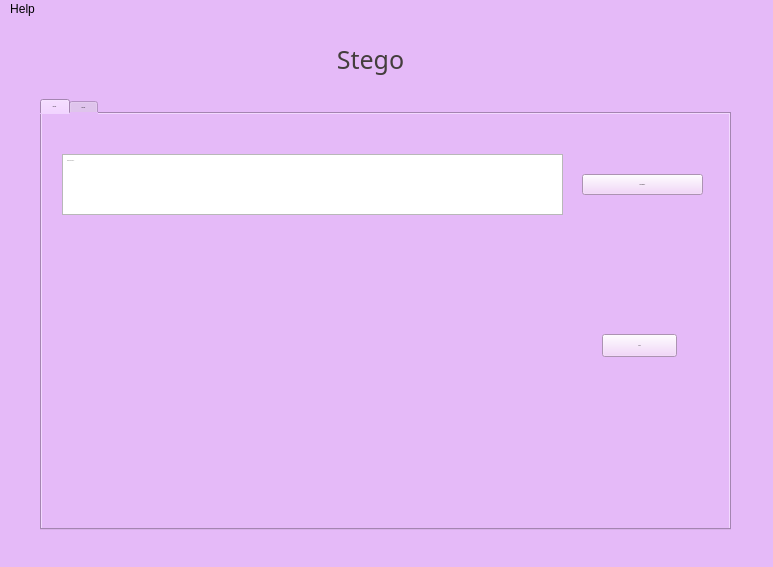
Old version of the form stegoTool/stegoGUI.ui in the repository Izzyamarice/steganographyTool.
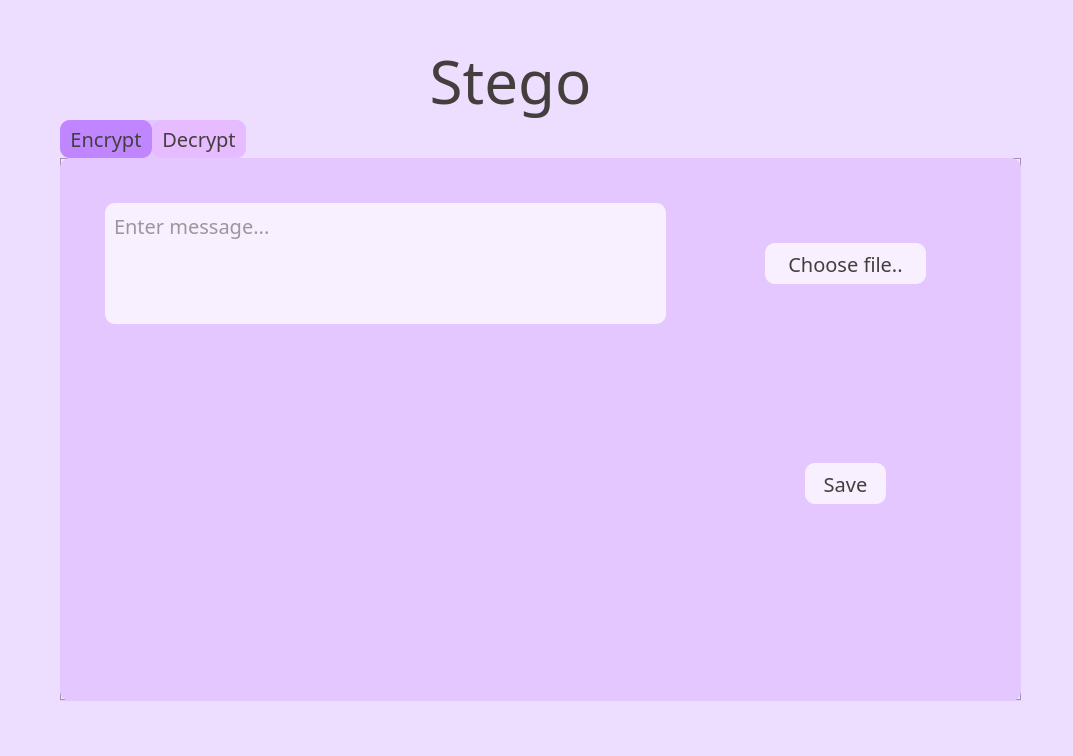
New version of the form.

Commit message:
Styling + resizing
Updated styling to better reflect the initial idea and made the window size larger

What changed in the file:
```diff
--- a/stegoTool/stegoGUI.ui
+++ b/stegoTool/stegoGUI.ui
@@ -6,10 +6,22 @@
    <rect>
     <x>0</x>
     <y>0</y>
-    <width>773</width>
-    <height>567</height>
+    <width>1073</width>
+    <height>756</height>
    </rect>
   </property>
+  <property name="sizePolicy">
+   <sizepolicy hsizetype="Expanding" vsizetype="Expanding">
+    <horstretch>0</horstretch>
+    <verstretch>0</verstretch>
+   </sizepolicy>
+  </property>
+  <property name="maximumSize">
+   <size>
+    <width>16777215</width>
+    <height>16777215</height>
+   </size>
+  </property>
   <property name="cursor">
    <cursorShape>ArrowCursor</cursorShape>
   </property>
@@ -17,18 +29,26 @@
    <string>Stego</string>
   </property>
   <property name="styleSheet">
-   <string notr="true">background-color:rgb(229, 186, 248);</string>
+   <string notr="true">
+background: rgb(237, 221, 255);
+</string>
   </property>
   <widget class="QWidget" name="centralwidget">
    <widget class="QTabWidget" name="tabWidget">
     <property name="geometry">
      <rect>
-      <x>40</x>
-      <y>80</y>
-      <width>691</width>
-      <height>431</height>
+      <x>60</x>
+      <y>120</y>
+      <width>961</width>
+      <height>581</height>
      </rect>
     </property>
+    <property name="sizePolicy">
+     <sizepolicy hsizetype="Preferred" vsizetype="Preferred">
+      <horstretch>0</horstretch>
+      <verstretch>0</verstretch>
+     </sizepolicy>
+    </property>
     <property name="font">
      <font>
       <family>Eras Medium ITC</family>
@@ -39,20 +59,55 @@
      </font>
     </property>
     <property name="cursor">
-     <cursorShape>OpenHandCursor</cursorShape>
+     <cursorShape>ArrowCursor</cursorShape>
+    </property>
+    <property name="autoFillBackground">
+     <bool>false</bool>
     </property>
     <property name="styleSheet">
-     <string notr="true">background-color: #C19CD1;
-font: 15px;
-color: #443e3d;
-border: #C19CD1;
-QTabBar::tab {
-       background-color: #C19CD1; 
-   }</string>
+     <string notr="true">QWidget{
+    background: rgb(229, 199, 255);
+	font: 20px;
+	color: #443e3d;
+	margin: rgba(0,0,0,0);
+	border:rgba(0,0,0,0);
+	border-radius: 10px;
+	padding: 5px;
+}
+QTabBar::tab{
+		background:rgb(230, 187, 255);
+		padding-right: 10px;
+		padding-left: 10px;
+		border-radius: 10px;
+}
+QTabBar::tab::selected{
+		background:rgb(191, 134, 255);
+		padding: 5px;
+		padding-right: 10px;
+		padding-left: 10px;
+		border-radius: 10px;
+}
+
+</string>
+    </property>
+    <property name="tabShape">
+     <enum>QTabWidget::Rounded</enum>
     </property>
     <property name="currentIndex">
      <number>0</number>
     </property>
+    <property name="documentMode">
+     <bool>false</bool>
+    </property>
+    <property name="tabsClosable">
+     <bool>false</bool>
+    </property>
+    <property name="movable">
+     <bool>false</bool>
+    </property>
+    <property name="tabBarAutoHide">
+     <bool>false</bool>
+    </property>
     <widget class="QWidget" name="Encrypt">
      <property name="cursor">
       <cursorShape>OpenHandCursor</cursorShape>
@@ -63,10 +118,10 @@
      <widget class="QTextEdit" name="userTextToInsert">
       <property name="geometry">
        <rect>
-        <x>20</x>
+        <x>40</x>
         <y>40</y>
-        <width>501</width>
-        <height>61</height>
+        <width>561</width>
+        <height>121</height>
        </rect>
       </property>
       <property name="font">
@@ -79,7 +134,7 @@
        </font>
       </property>
       <property name="styleSheet">
-       <string notr="true">background-color:rgb(rgb(245, 232, 254));</string>
+       <string notr="true">background-color: rgb(248, 239, 255);</string>
       </property>
       <property name="markdown">
        <string/>
@@ -88,7 +143,7 @@
        <string>&lt;!DOCTYPE HTML PUBLIC &quot;-//W3C//DTD HTML 4.0//EN&quot; &quot;http://www.w3.org/TR/REC-html40/strict.dtd&quot;&gt;
 &lt;html&gt;&lt;head&gt;&lt;meta name=&quot;qrichtext&quot; content=&quot;1&quot; /&gt;&lt;style type=&quot;text/css&quot;&gt;
 p, li { white-space: pre-wrap; }
-&lt;/style&gt;&lt;/head&gt;&lt;body style=&quot; font-family:'Eras Medium ITC'; font-size:15px; font-weight:400; font-style:normal;&quot;&gt;
+&lt;/style&gt;&lt;/head&gt;&lt;body style=&quot; font-family:'Eras Medium ITC'; font-size:20px; font-weight:400; font-style:normal;&quot;&gt;
 &lt;p style=&quot;-qt-paragraph-type:empty; margin-top:0px; margin-bottom:0px; margin-left:0px; margin-right:0px; -qt-block-indent:0; text-indent:0px; font-family:'MS Shell Dlg 2'; font-size:8pt;&quot;&gt;&lt;br /&gt;&lt;/p&gt;&lt;/body&gt;&lt;/html&gt;</string>
       </property>
       <property name="placeholderText">
@@ -98,10 +153,10 @@
      <widget class="QPushButton" name="saveEncryption">
       <property name="geometry">
        <rect>
-        <x>560</x>
-        <y>220</y>
-        <width>75</width>
-        <height>23</height>
+        <x>740</x>
+        <y>300</y>
+        <width>81</width>
+        <height>41</height>
        </rect>
       </property>
       <property name="font">
@@ -117,7 +172,8 @@
        <cursorShape>OpenHandCursor</cursorShape>
       </property>
       <property name="styleSheet">
-       <string notr="true">background-color: rgb(241, 206, 249);</string>
+       <string notr="true">background-color: rgb(248, 239, 255);
+</string>
       </property>
       <property name="text">
        <string>Save</string>
@@ -126,12 +182,18 @@
      <widget class="QPushButton" name="fileChooserTab1">
       <property name="geometry">
        <rect>
-        <x>540</x>
-        <y>60</y>
-        <width>121</width>
-        <height>21</height>
+        <x>700</x>
+        <y>80</y>
+        <width>161</width>
+        <height>41</height>
        </rect>
       </property>
+      <property name="sizePolicy">
+       <sizepolicy hsizetype="Maximum" vsizetype="Maximum">
+        <horstretch>0</horstretch>
+        <verstretch>0</verstretch>
+       </sizepolicy>
+      </property>
       <property name="font">
        <font>
         <family>Eras Medium ITC</family>
@@ -144,20 +206,39 @@
       <property name="cursor">
        <cursorShape>OpenHandCursor</cursorShape>
       </property>
+      <property name="autoFillBackground">
+       <bool>false</bool>
+      </property>
       <property name="styleSheet">
-       <string notr="true">background-color: rgb(241, 206, 249);</string>
+       <string notr="true">background-color: rgb(248, 239, 255);
+</string>
       </property>
       <property name="text">
        <string>Choose file..</string>
       </property>
+      <property name="iconSize">
+       <size>
+        <width>16</width>
+        <height>16</height>
+       </size>
+      </property>
+      <property name="autoDefault">
+       <bool>false</bool>
+      </property>
+      <property name="default">
+       <bool>false</bool>
+      </property>
+      <property name="flat">
+       <bool>false</bool>
+      </property>
      </widget>
      <widget class="QLabel" name="imageTab1">
       <property name="geometry">
        <rect>
-        <x>80</x>
-        <y>160</y>
-        <width>381</width>
-        <height>161</height>
+        <x>40</x>
+        <y>200</y>
+        <width>561</width>
+        <height>301</height>
        </rect>
       </property>
       <property name="text">
@@ -274,10 +355,10 @@
    <widget class="QLabel" name="Title">
     <property name="geometry">
      <rect>
-      <x>100</x>
-      <y>20</y>
-      <width>541</width>
-      <height>41</height>
+      <x>300</x>
+      <y>40</y>
+      <width>421</width>
+      <height>81</height>
      </rect>
     </property>
     <property name="font">
@@ -293,7 +374,7 @@
      <bool>false</bool>
     </property>
     <property name="styleSheet">
-     <string notr="true">font: 25px;
+     <string notr="true">font: 60px;
  color: #443e3d;</string>
     </property>
     <property name="text">
@@ -304,22 +385,6 @@
     </property>
    </widget>
   </widget>
-  <widget class="QMenuBar" name="menubar">
-   <property name="geometry">
-    <rect>
-     <x>0</x>
-     <y>0</y>
-     <width>773</width>
-     <height>22</height>
-    </rect>
-   </property>
-   <widget class="QMenu" name="menuHelp">
-    <property name="title">
-     <string>Help</string>
-    </property>
-   </widget>
-   <addaction name="menuHelp"/>
-  </widget>
   <widget class="QStatusBar" name="statusbar"/>
  </widget>
  <resources/>
```
Left out of the diff: 50 changed lines with no effect on the pictures. The commit also changes 1 other file.
